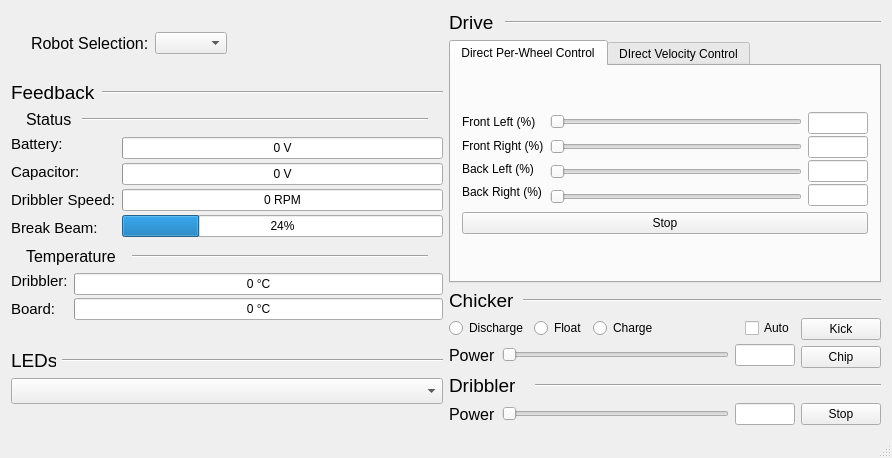
This is src/software/robot_diagnostics/ui/main_widget.ui in UBC-Thunderbots/Software as Qt 5 draws it before an edit. The edited form follows.
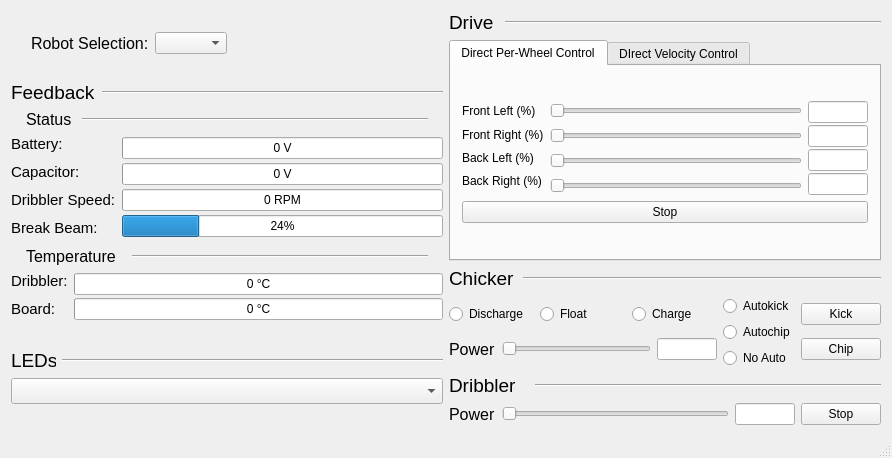
This is the edited form.

Commit message: Rearrange chicker buttons

What changed in the file:
```diff
--- a/src/software/robot_diagnostics/ui/main_widget.ui
+++ b/src/software/robot_diagnostics/ui/main_widget.ui
@@ -14,7 +14,7 @@
    <string>Robot Diagnostics</string>
   </property>
   <widget class="QWidget" name="centralWidget">
-   <layout class="QVBoxLayout" name="verticalLayout_26">
+   <layout class="QVBoxLayout" name="verticalLayout_27">
     <item>
      <layout class="QHBoxLayout" name="horizontalLayout_18">
       <item>
@@ -815,31 +815,8 @@
                     </property>
                    </widget>
                   </item>
-                  <item>
-                   <spacer name="horizontalSpacer_2">
-                    <property name="orientation">
-                     <enum>Qt::Horizontal</enum>
-                    </property>
-                    <property name="sizeHint" stdset="0">
-                     <size>
-                      <width>40</width>
-                      <height>20</height>
-                     </size>
-                    </property>
-                   </spacer>
-                  </item>
                  </layout>
                 </item>
-                <item>
-                 <widget class="QCheckBox" name="checkBox_chicker_auto">
-                  <property name="toolTip">
-                   <string>Automatically kick or chip when the breakbeam triggered</string>
-                  </property>
-                  <property name="text">
-                   <string>Auto</string>
-                  </property>
-                 </widget>
-                </item>
                </layout>
               </item>
               <item>
@@ -877,6 +854,40 @@
               </item>
              </layout>
             </item>
+            <item>
+             <layout class="QVBoxLayout" name="verticalLayout_26">
+              <item>
+               <widget class="QRadioButton" name="radioButton_autokick">
+                <property name="text">
+                 <string>Autokick</string>
+                </property>
+                <attribute name="buttonGroup">
+                 <string notr="true">buttonGroup_autochick</string>
+                </attribute>
+               </widget>
+              </item>
+              <item>
+               <widget class="QRadioButton" name="radioButton_autochip">
+                <property name="text">
+                 <string>Autochip</string>
+                </property>
+                <attribute name="buttonGroup">
+                 <string notr="true">buttonGroup_autochick</string>
+                </attribute>
+               </widget>
+              </item>
+              <item>
+               <widget class="QRadioButton" name="radioButton_autochick_none">
+                <property name="text">
+                 <string>No Auto</string>
+                </property>
+                <attribute name="buttonGroup">
+                 <string notr="true">buttonGroup_autochick</string>
+                </attribute>
+               </widget>
+              </item>
+             </layout>
+            </item>
             <item>
              <layout class="QVBoxLayout" name="verticalLayout_10">
               <item>
```
Left out of the diff: 13 changed lines with no effect on the pictures. The commit also changes 2 other files.
